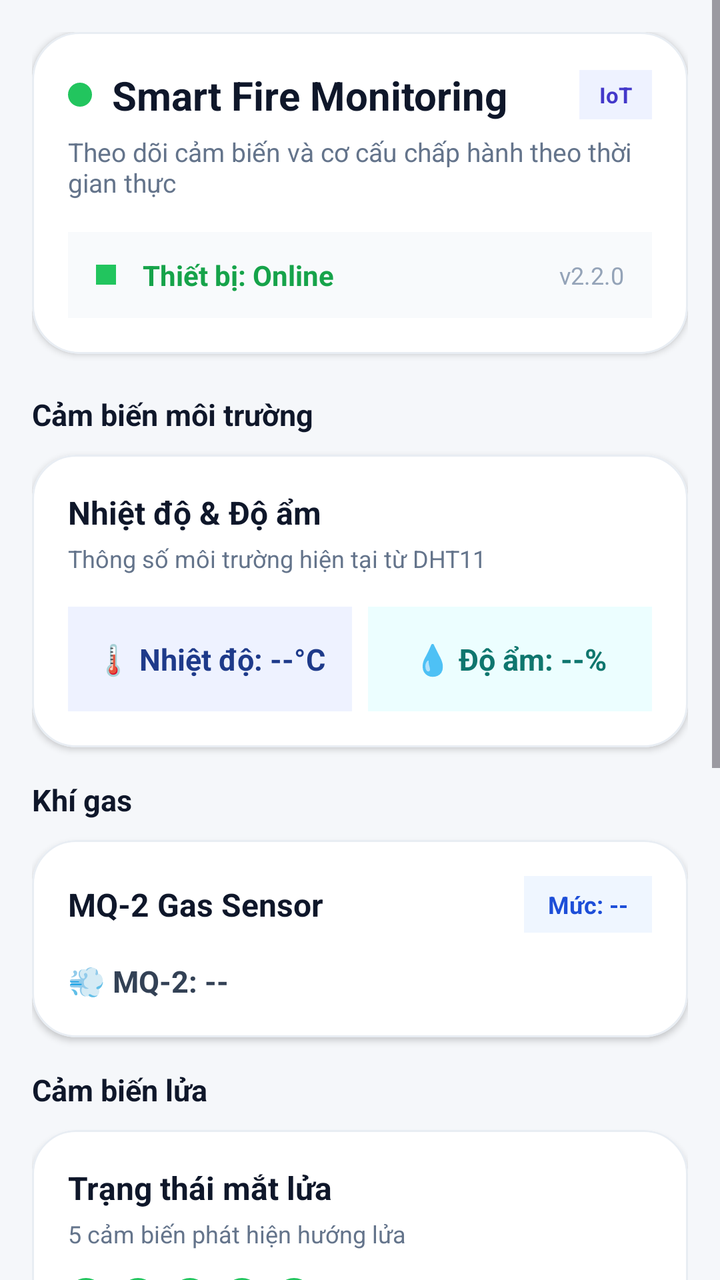
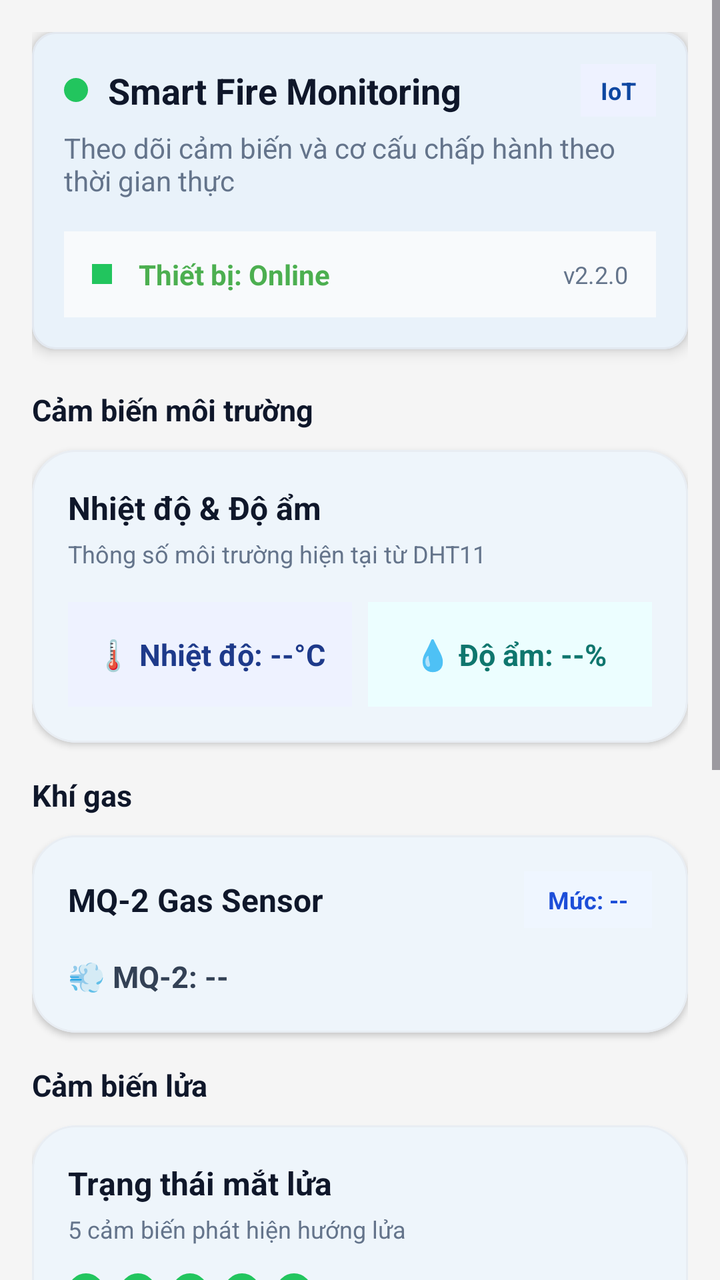

Before-and-after screenshots of an Android layout around one commit, followed by the original layout XML and the change that was made.
<!-- AndroidManifest.xml: application theme Theme.SmartFireMonitoring -->
<!-- res/layout/fragment_dashboard.xml -->
<?xml version="1.0" encoding="utf-8"?>
<ScrollView xmlns:android="http://schemas.android.com/apk/res/android"
    xmlns:app="http://schemas.android.com/apk/res-auto"
    android:layout_width="match_parent"
    android:layout_height="match_parent"
    android:fillViewport="true"
    android:background="#F5F7FA"
    android:overScrollMode="never">

    <LinearLayout
        android:layout_width="match_parent"
        android:layout_height="wrap_content"
        android:orientation="vertical"
        android:padding="16dp">

        <LinearLayout
            android:id="@+id/bannerAlert"
            android:layout_width="match_parent"
            android:layout_height="wrap_content"
            android:layout_marginBottom="14dp"
            android:background="#FFE8E8"
            android:gravity="center_vertical"
            android:orientation="horizontal"
            android:paddingHorizontal="14dp"
            android:paddingVertical="12dp"
            android:visibility="gone">

            <View
                android:layout_width="4dp"
                android:layout_height="match_parent"
                android:layout_marginEnd="12dp"
                android:background="#E53935" />

            <LinearLayout
                android:layout_width="0dp"
                android:layout_height="wrap_content"
                android:layout_weight="1"
                android:orientation="vertical">

                <TextView
                    android:layout_width="wrap_content"
                    android:layout_height="wrap_content"
                    android:text="CẢNH BÁO CHÁY"
                    android:textColor="#B71C1C"
                    android:textSize="14sp"
                    android:textStyle="bold" />

                <TextView
                    android:layout_width="wrap_content"
                    android:layout_height="wrap_content"
                    android:layout_marginTop="2dp"
                    android:text="Hệ thống phát hiện nguy cơ cháy, vui lòng kiểm tra ngay."
                    android:textColor="#8E1B1B"
                    android:textSize="12sp" />
            </LinearLayout>
        </LinearLayout>

        <com.google.android.material.card.MaterialCardView
            android:layout_width="match_parent"
            android:layout_height="wrap_content"
            android:layout_marginBottom="16dp"
            app:cardBackgroundColor="#FFFFFF"
            app:cardCornerRadius="24dp"
            app:cardElevation="2dp"
            app:strokeColor="#E8EDF3"
            app:strokeWidth="1dp">

            <LinearLayout
                android:layout_width="match_parent"
                android:layout_height="wrap_content"
                android:orientation="vertical"
                android:padding="18dp">

                <LinearLayout
                    android:layout_width="match_parent"
                    android:layout_height="wrap_content"
                    android:gravity="center_vertical"
                    android:orientation="horizontal">

                    <View
                        android:layout_width="12dp"
                        android:layout_height="12dp"
                        android:background="@drawable/eye_status_green" />

                    <TextView
                        android:layout_width="wrap_content"
                        android:layout_height="wrap_content"
                        android:layout_marginStart="10dp"
                        android:text="Smart Fire Monitoring"
                        android:textColor="#0F172A"
                        android:textSize="20sp"
                        android:textStyle="bold" />

                    <View
                        android:layout_width="0dp"
                        android:layout_height="0dp"
                        android:layout_weight="1" />

                    <TextView
                        android:layout_width="wrap_content"
                        android:layout_height="wrap_content"
                        android:background="#EEF2FF"
                        android:paddingHorizontal="10dp"
                        android:paddingVertical="5dp"
                        android:text="IoT"
                        android:textColor="#4338CA"
                        android:textSize="11sp"
                        android:textStyle="bold" />
                </LinearLayout>

                <TextView
                    android:layout_width="wrap_content"
                    android:layout_height="wrap_content"
                    android:layout_marginTop="6dp"
                    android:text="Theo dõi cảm biến và cơ cấu chấp hành theo thời gian thực"
                    android:textColor="#64748B"
                    android:textSize="13sp" />

                <LinearLayout
                    android:layout_width="match_parent"
                    android:layout_height="wrap_content"
                    android:layout_marginTop="16dp"
                    android:background="#F8FAFC"
                    android:gravity="center_vertical"
                    android:orientation="horizontal"
                    android:paddingHorizontal="14dp"
                    android:paddingVertical="12dp">

                    <View
                        android:layout_width="10dp"
                        android:layout_height="10dp"
                        android:background="#22C55E" />

                    <TextView
                        android:id="@+id/tvStatus"
                        android:layout_width="wrap_content"
                        android:layout_height="wrap_content"
                        android:layout_marginStart="10dp"
                        android:text=" Thiết bị: Online"
                        android:textColor="#16A34A"
                        android:textSize="14sp"
                        android:textStyle="bold" />

                    <TextView
                        android:layout_width="0dp"
                        android:layout_height="wrap_content"
                        android:layout_weight="1"
                        android:gravity="end"
                        android:text="v2.2.0"
                        android:textColor="#94A3B8"
                        android:textSize="12sp" />
                </LinearLayout>
            </LinearLayout>
        </com.google.android.material.card.MaterialCardView>

        <TextView
            android:layout_width="wrap_content"
            android:layout_height="wrap_content"
            android:layout_marginTop="4dp"
            android:layout_marginBottom="10dp"
            android:text="Cảm biến môi trường"
            android:textColor="#0F172A"
            android:textSize="15sp"
            android:textStyle="bold" />

        <com.google.android.material.card.MaterialCardView
            android:layout_width="match_parent"
            android:layout_height="wrap_content"
            android:layout_marginBottom="14dp"
            app:cardBackgroundColor="#FFFFFF"
            app:cardCornerRadius="22dp"
            app:cardElevation="2dp"
            app:strokeColor="#E8EDF3"
            app:strokeWidth="1dp">

            <LinearLayout
                android:layout_width="match_parent"
                android:layout_height="wrap_content"
                android:orientation="vertical"
                android:padding="18dp">

                <TextView
                    android:layout_width="wrap_content"
                    android:layout_height="wrap_content"
                    android:text="Nhiệt độ &amp; Độ ẩm"
                    android:textColor="#0F172A"
                    android:textSize="16sp"
                    android:textStyle="bold" />

                <TextView
                    android:layout_width="wrap_content"
                    android:layout_height="wrap_content"
                    android:layout_marginTop="4dp"
                    android:text="Thông số môi trường hiện tại từ DHT11"
                    android:textColor="#64748B"
                    android:textSize="12sp" />

                <LinearLayout
                    android:layout_width="match_parent"
                    android:layout_height="wrap_content"
                    android:layout_marginTop="16dp"
                    android:orientation="horizontal">

                    <TextView
                        android:id="@+id/tvTemp"
                        android:layout_width="0dp"
                        android:layout_height="wrap_content"
                        android:layout_marginEnd="8dp"
                        android:layout_weight="1"
                        android:background="#EEF2FF"
                        android:gravity="center"
                        android:paddingVertical="16dp"
                        android:text="🌡 Nhiệt độ: --°C"
                        android:textColor="#1E3A8A"
                        android:textSize="15sp"
                        android:textStyle="bold" />

                    <TextView
                        android:id="@+id/tvHumidity"
                        android:layout_width="0dp"
                        android:layout_height="wrap_content"
                        android:layout_weight="1"
                        android:background="#ECFEFF"
                        android:gravity="center"
                        android:paddingVertical="16dp"
                        android:text="💧 Độ ẩm: --%"
                        android:textColor="#0F766E"
                        android:textSize="15sp"
                        android:textStyle="bold" />
                </LinearLayout>
            </LinearLayout>
        </com.google.android.material.card.MaterialCardView>

        <TextView
            android:layout_width="wrap_content"
            android:layout_height="wrap_content"
            android:layout_marginTop="2dp"
            android:layout_marginBottom="10dp"
            android:text="Khí gas"
            android:textColor="#0F172A"
            android:textSize="15sp"
            android:textStyle="bold" />

        <com.google.android.material.card.MaterialCardView
            android:id="@+id/mq2Card"
            android:layout_width="match_parent"
            android:layout_height="wrap_content"
            android:layout_marginBottom="14dp"
            app:cardBackgroundColor="#FFFFFF"
            app:cardCornerRadius="22dp"
            app:cardElevation="2dp"
            app:strokeColor="#E8EDF3"
            app:strokeWidth="1dp">

            <LinearLayout
                android:layout_width="match_parent"
                android:layout_height="wrap_content"
                android:orientation="vertical"
                android:padding="18dp">

                <LinearLayout
                    android:layout_width="match_parent"
                    android:layout_height="wrap_content"
                    android:gravity="center_vertical"
                    android:orientation="horizontal">

                    <TextView
                        android:layout_width="0dp"
                        android:layout_height="wrap_content"
                        android:layout_weight="1"
                        android:text="MQ-2 Gas Sensor"
                        android:textColor="#0F172A"
                        android:textSize="16sp"
                        android:textStyle="bold" />

                    <TextView
                        android:id="@+id/tvMq2Level"
                        android:layout_width="wrap_content"
                        android:layout_height="wrap_content"
                        android:background="#EFF6FF"
                        android:paddingHorizontal="12dp"
                        android:paddingVertical="6dp"
                        android:text="Mức: --"
                        android:textColor="#1D4ED8"
                        android:textSize="12sp"
                        android:textStyle="bold" />
                </LinearLayout>

                <TextView
                    android:id="@+id/tvMq2Value"
                    android:layout_width="wrap_content"
                    android:layout_height="wrap_content"
                    android:layout_marginTop="14dp"
                    android:text="💨 MQ-2: --"
                    android:textColor="#334155"
                    android:textSize="15sp"
                    android:textStyle="bold" />
            </LinearLayout>
        </com.google.android.material.card.MaterialCardView>

        <TextView
            android:layout_width="wrap_content"
            android:layout_height="wrap_content"
            android:layout_marginTop="2dp"
            android:layout_marginBottom="10dp"
            android:text="Cảm biến lửa"
            android:textColor="#0F172A"
            android:textSize="15sp"
            android:textStyle="bold" />

        <com.google.android.material.card.MaterialCardView
            android:layout_width="match_parent"
            android:layout_height="wrap_content"
            android:layout_marginBottom="14dp"
            app:cardBackgroundColor="#FFFFFF"
            app:cardCornerRadius="22dp"
            app:cardElevation="2dp"
            app:strokeColor="#E8EDF3"
            app:strokeWidth="1dp">

            <LinearLayout
                android:layout_width="match_parent"
                android:layout_height="wrap_content"
                android:orientation="vertical"
                android:padding="18dp">

                <TextView
                    android:layout_width="wrap_content"
                    android:layout_height="wrap_content"
                    android:text="Trạng thái mắt lửa"
                    android:textColor="#0F172A"
                    android:textSize="16sp"
                    android:textStyle="bold" />

                <TextView
                    android:layout_width="wrap_content"
                    android:layout_height="wrap_content"
                    android:layout_marginTop="4dp"
                    android:text="5 cảm biến phát hiện hướng lửa"
                    android:textColor="#64748B"
                    android:textSize="12sp" />

                <LinearLayout
                    android:layout_width="match_parent"
                    android:layout_height="wrap_content"
                    android:layout_marginTop="14dp"
                    android:gravity="center_vertical"
                    android:orientation="horizontal">

                    <View
                        android:id="@+id/eye1"
                        android:layout_width="18dp"
                        android:layout_height="18dp"
                        android:layout_marginEnd="8dp"
                        android:background="@drawable/eye_status_green" />

                    <View
                        android:id="@+id/eye2"
                        android:layout_width="18dp"
                        android:layout_height="18dp"
                        android:layout_marginEnd="8dp"
                        android:background="@drawable/eye_status_green" />

                    <View
                        android:id="@+id/eye3"
                        android:layout_width="18dp"
                        android:layout_height="18dp"
                        android:layout_marginEnd="8dp"
                        android:background="@drawable/eye_status_green" />

                    <View
                        android:id="@+id/eye4"
                        android:layout_width="18dp"
                        android:layout_height="18dp"
                        android:layout_marginEnd="8dp"
                        android:background="@drawable/eye_status_green" />

                    <View
                        android:id="@+id/eye5"
                        android:layout_width="18dp"
                        android:layout_height="18dp"
                        android:background="@drawable/eye_status_green" />
                </LinearLayout>

                <TextView
                    android:id="@+id/tvDirection"
                    android:layout_width="wrap_content"
                    android:layout_height="wrap_content"
                    android:layout_marginTop="14dp"
                    android:background="#F8FAFC"
                    android:paddingHorizontal="12dp"
                    android:paddingVertical="8dp"
                    android:text="Hướng: --"
                    android:textColor="#334155"
                    android:textSize="13sp"
                    android:textStyle="bold" />
            </LinearLayout>
        </com.google.android.material.card.MaterialCardView>

        <TextView
            android:layout_width="wrap_content"
            android:layout_height="wrap_content"
            android:layout_marginTop="2dp"
            android:layout_marginBottom="10dp"
            android:text="Cơ cấu chấp hành"
            android:textColor="#0F172A"
            android:textSize="15sp"
            android:textStyle="bold" />

        <com.google.android.material.card.MaterialCardView
            android:layout_width="match_parent"
            android:layout_height="wrap_content"
            android:layout_marginBottom="8dp"
            app:cardBackgroundColor="#FFFFFF"
            app:cardCornerRadius="22dp"
            app:cardElevation="2dp"
            app:strokeColor="#E8EDF3"
            app:strokeWidth="1dp">

            <LinearLayout
                android:layout_width="match_parent"
                android:layout_height="wrap_content"
                android:orientation="vertical"
                android:padding="18dp">

                <TextView
                    android:layout_width="wrap_content"
                    android:layout_height="wrap_content"
                    android:text="Thiết bị điều khiển"
                    android:textColor="#0F172A"
                    android:textSize="16sp"
                    android:textStyle="bold" />

                <LinearLayout
                    android:layout_width="match_parent"
                    android:layout_height="wrap_content"
                    android:layout_marginTop="14dp"
                    android:orientation="vertical">

                    <TextView
                        android:id="@+id/tvPump"
                        android:layout_width="match_parent"
                        android:layout_height="wrap_content"
                        android:background="#F8FAFC"
                        android:paddingHorizontal="14dp"
                        android:paddingVertical="12dp"
                        android:text="Bơm: --"
                        android:textColor="#334155"
                        android:textSize="14sp" />

                    <TextView
                        android:id="@+id/tvBuzzer"
                        android:layout_width="match_parent"
                        android:layout_height="wrap_content"
                        android:layout_marginTop="10dp"
                        android:background="#F8FAFC"
                        android:paddingHorizontal="14dp"
                        android:paddingVertical="12dp"
                        android:text="Còi: --"
                        android:textColor="#334155"
                        android:textSize="14sp" />

                    <TextView
                        android:id="@+id/tvServoX"
                        android:layout_width="match_parent"
                        android:layout_height="wrap_content"
                        android:layout_marginTop="10dp"
                        android:background="#F8FAFC"
                        android:paddingHorizontal="14dp"
                        android:paddingVertical="12dp"
                        android:text="Servo X: --"
                        android:textColor="#334155"
                        android:textSize="14sp" />

                    <TextView
                        android:id="@+id/tvServoY"
                        android:layout_width="match_parent"
                        android:layout_height="wrap_content"
                        android:layout_marginTop="10dp"
                        android:background="#F8FAFC"
                        android:paddingHorizontal="14dp"
                        android:paddingVertical="12dp"
                        android:text="Servo Y: --"
                        android:textColor="#334155"
                        android:textSize="14sp" />
                </LinearLayout>
            </LinearLayout>
        </com.google.android.material.card.MaterialCardView>

    </LinearLayout>
</ScrollView>
<!-- resources referenced by this layout -->
<resources>
  <!-- drawable eye_status_green (drawable) -->
  <?xml version="1.0" encoding="utf-8"?>
  <shape xmlns:android="http://schemas.android.com/apk/res/android"
      android:shape="oval">
      <solid android:color="#22C55E" />
      <size
          android:width="18dp"
          android:height="18dp" />
  </shape>
  <style name="Theme.SmartFireMonitoring" parent="Base.Theme.SmartFireMonitoring" />
  <style name="Base.Theme.SmartFireMonitoring" parent="Theme.Material3.DayNight.NoActionBar">
          
          
      </style>
</resources>

<!-- the commit's change to res/layout/fragment_dashboard.xml (unified diff, before → after) -->
@@ -4,21 +4,21 @@
     android:layout_width="match_parent"
     android:layout_height="match_parent"
     android:fillViewport="true"
-    android:background="#F5F7FA"
+    android:background="@color/background"
     android:overScrollMode="never">
 
     <LinearLayout
         android:layout_width="match_parent"
         android:layout_height="wrap_content"
         android:orientation="vertical"
-        android:padding="16dp">
+        android:padding="@dimen/screen_padding">
 
         <LinearLayout
             android:id="@+id/bannerAlert"
             android:layout_width="match_parent"
             android:layout_height="wrap_content"
-            android:layout_marginBottom="14dp"
-            android:background="#FFE8E8"
+            android:layout_marginBottom="16dp"
+            android:background="@color/chip_danger_bg"
             android:gravity="center_vertical"
             android:orientation="horizontal"
             android:paddingHorizontal="14dp"
@@ -29,7 +29,7 @@
                 android:layout_width="4dp"
                 android:layout_height="match_parent"
                 android:layout_marginEnd="12dp"
-                android:background="#E53935" />
+                android:background="@color/danger_red" />
 
             <LinearLayout
                 android:layout_width="0dp"
@@ -41,8 +41,8 @@
                     android:layout_width="wrap_content"
                     android:layout_height="wrap_content"
                     android:text="CẢNH BÁO CHÁY"
-                    android:textColor="#B71C1C"
-                    android:textSize="14sp"
+                    android:textColor="@color/danger_red"
+                    android:textSize="@dimen/body_text_size"
                     android:textStyle="bold" />
 
                 <TextView
@@ -50,8 +50,8 @@
                     android:layout_height="wrap_content"
                     android:layout_marginTop="2dp"
                     android:text="Hệ thống phát hiện nguy cơ cháy, vui lòng kiểm tra ngay."
-                    android:textColor="#8E1B1B"
-                    android:textSize="12sp" />
+                    android:textColor="@color/danger_red"
+                    android:textSize="@dimen/caption_text_size" />
             </LinearLayout>
         </LinearLayout>
 
@@ -59,17 +59,17 @@
             android:layout_width="match_parent"
             android:layout_height="wrap_content"
             android:layout_marginBottom="16dp"
-            app:cardBackgroundColor="#FFFFFF"
-            app:cardCornerRadius="24dp"
-            app:cardElevation="2dp"
-            app:strokeColor="#E8EDF3"
+            app:cardBackgroundColor="@color/surface"
+            app:cardCornerRadius="@dimen/card_corner_radius"
+            app:cardElevation="@dimen/card_elevation"
+            app:strokeColor="@color/border"
             app:strokeWidth="1dp">
 
             <LinearLayout
                 android:layout_width="match_parent"
                 android:layout_height="wrap_content"
                 android:orientation="vertical"
-                android:padding="18dp">
+                android:padding="@dimen/card_padding">
 
                 <LinearLayout
                     android:layout_width="match_parent"
@@ -87,9 +87,9 @@
                         android:layout_height="wrap_content"
                         android:layout_marginStart="10dp"
                         android:text="Smart Fire Monitoring"
-                        android:textColor="#0F172A"
-                        android:textSize="20sp"
-                        android:textStyle="bold" />
+                    android:textColor="@color/text_primary"
+                    android:textSize="@dimen/title_text_size"
+                    android:textStyle="bold" />
 
                     <View
                         android:layout_width="0dp"
@@ -99,13 +99,13 @@
                     <TextView
                         android:layout_width="wrap_content"
                         android:layout_height="wrap_content"
-                        android:background="#EEF2FF"
+                    android:background="@color/chip_neutral_bg"
                         android:paddingHorizontal="10dp"
                         android:paddingVertical="5dp"
                         android:text="IoT"
-                        android:textColor="#4338CA"
-                        android:textSize="11sp"
-                        android:textStyle="bold" />
+                    android:textColor="@color/primary_dark"
+                    android:textSize="@dimen/caption_text_size"
+                    android:textStyle="bold" />
                 </LinearLayout>
 
                 <TextView
@@ -113,14 +113,14 @@
                     android:layout_height="wrap_content"
                     android:layout_marginTop="6dp"
                     android:text="Theo dõi cảm biến và cơ cấu chấp hành theo thời gian thực"
-                    android:textColor="#64748B"
-                    android:textSize="13sp" />
+                    android:textColor="@color/text_secondary"
+                    android:textSize="@dimen/body_text_size" />
 
                 <LinearLayout
                     android:layout_width="match_parent"
                     android:layout_height="wrap_content"
                     android:layout_marginTop="16dp"
-                    android:background="#F8FAFC"
+                    android:background="@color/surface_variant"
                     android:gravity="center_vertical"
                     android:orientation="horizontal"
                     android:paddingHorizontal="14dp"
@@ -137,8 +137,8 @@
                         android:layout_height="wrap_content"
                         android:layout_marginStart="10dp"
                         android:text=" Thiết bị: Online"
-                        android:textColor="#16A34A"
-                        android:textSize="14sp"
+                        android:textColor="@color/safe_green"
+                        android:textSize="@dimen/body_text_size"
                         android:textStyle="bold" />
 
                     <TextView
@@ -147,8 +147,8 @@
                         android:layout_weight="1"
                         android:gravity="end"
                         android:text="v2.2.0"
-                        android:textColor="#94A3B8"
-                        android:textSize="12sp" />
+                        android:textColor="@color/text_secondary"
+                        android:textSize="@dimen/caption_text_size" />
                 </LinearLayout>
             </LinearLayout>
         </com.google.android.material.card.MaterialCardView>
<!-- resource entries referenced after the edit -->
@@ -1,5 +1,23 @@
 <!-- resources referenced by this layout -->
 <resources>
+  <color name="background">#F5F5F5</color>
+  <color name="border">#E2E8F0</color>
+  <color name="chip_danger_bg">#FEE2E2</color>
+  <color name="chip_neutral_bg">#EEF2FF</color>
+  <color name="danger_red">#F44336</color>
+  <color name="primary_dark">#0D47A1</color>
+  <color name="safe_green">#4CAF50</color>
+  <color name="surface">#FFFFFF</color>
+  <color name="surface_variant">#F8FAFC</color>
+  <color name="text_primary">#0F172A</color>
+  <color name="text_secondary">#64748B</color>
+  <dimen name="body_text_size">14sp</dimen>
+  <dimen name="caption_text_size">12sp</dimen>
+  <dimen name="card_corner_radius">12dp</dimen>
+  <dimen name="card_elevation">4dp</dimen>
+  <dimen name="card_padding">16dp</dimen>
+  <dimen name="screen_padding">16dp</dimen>
+  <dimen name="title_text_size">18sp</dimen>
   <!-- drawable eye_status_green (drawable) -->
   <?xml version="1.0" encoding="utf-8"?>
   <shape xmlns:android="http://schemas.android.com/apk/res/android"
@@ -11,8 +29,47 @@
   </shape>
   <style name="Theme.SmartFireMonitoring" parent="Base.Theme.SmartFireMonitoring" />
   <style name="Base.Theme.SmartFireMonitoring" parent="Theme.Material3.DayNight.NoActionBar">
-          
-          
+          <item name="colorPrimary">@color/primary</item>
+          <item name="colorOnPrimary">@color/white</item>
+          <item name="colorPrimaryContainer">@color/chip_info_bg</item>
+          <item name="colorOnPrimaryContainer">@color/primary_dark</item>
+          <item name="colorSecondary">@color/safe_green</item>
+          <item name="colorOnSecondary">@color/white</item>
+          <item name="colorTertiary">@color/warning_yellow</item>
+          <item name="colorError">@color/danger_red</item>
+          <item name="colorSurface">@color/surface</item>
+          <item name="colorOnSurface">@color/text_primary</item>
+          <item name="colorSurfaceVariant">@color/surface_variant</item>
+          <item name="android:colorBackground">@color/background</item>
+          <item name="android:statusBarColor" tools:targetApi="l">@color/primary_dark</item>
+          <item name="android:navigationBarColor" tools:targetApi="l">@color/background</item>
+          <item name="materialCardViewStyle">@style/Widget.SmartFireMonitoring.Card</item>
+          <item name="textAppearanceHeadlineLarge">@style/TextAppearance.SmartFireMonitoring.Title</item>
+          <item name="textAppearanceBodyMedium">@style/TextAppearance.SmartFireMonitoring.Body</item>
+          <item name="textAppearanceLabelSmall">@style/TextAppearance.SmartFireMonitoring.Caption</item>
+      </style>
+  <color name="primary">#1976D2</color>
+  <color name="white">#FFFFFFFF</color>
+  <color name="chip_info_bg">#DBEAFE</color>
+  <color name="warning_yellow">#FFC107</color>
+  <style name="Widget.SmartFireMonitoring.Card" parent="Widget.MaterialComponents.CardView">
+          <item name="cardCornerRadius">@dimen/card_corner_radius</item>
+          <item name="cardElevation">@dimen/card_elevation</item>
+          <item name="strokeWidth">1dp</item>
+          <item name="strokeColor">@color/border</item>
+          <item name="cardBackgroundColor">@color/surface</item>
+      </style>
+  <style name="TextAppearance.SmartFireMonitoring.Title" parent="TextAppearance.Material3.TitleLarge">
+          <item name="android:textSize">@dimen/title_text_size</item>
+          <item name="android:textColor">@color/text_primary</item>
+      </style>
+  <style name="TextAppearance.SmartFireMonitoring.Body" parent="TextAppearance.Material3.BodyMedium">
+          <item name="android:textSize">@dimen/body_text_size</item>
+          <item name="android:textColor">@color/text_primary</item>
+      </style>
+  <style name="TextAppearance.SmartFireMonitoring.Caption" parent="TextAppearance.Material3.LabelSmall">
+          <item name="android:textSize">@dimen/caption_text_size</item>
+          <item name="android:textColor">@color/text_secondary</item>
       </style>
 </resources>
 
